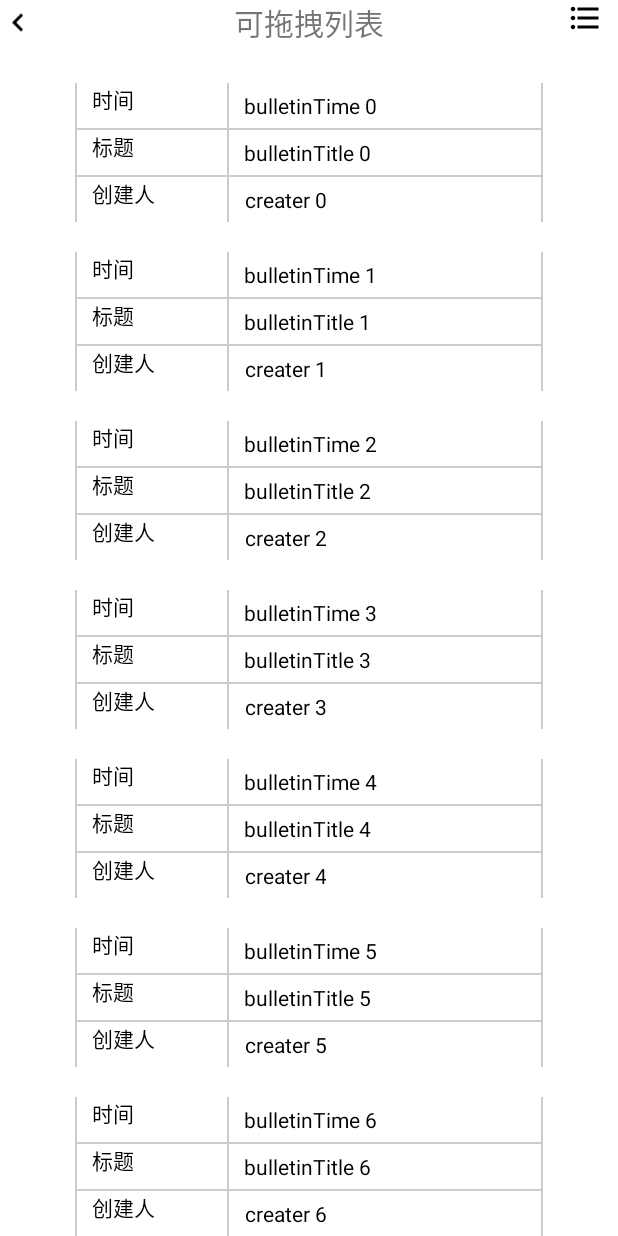
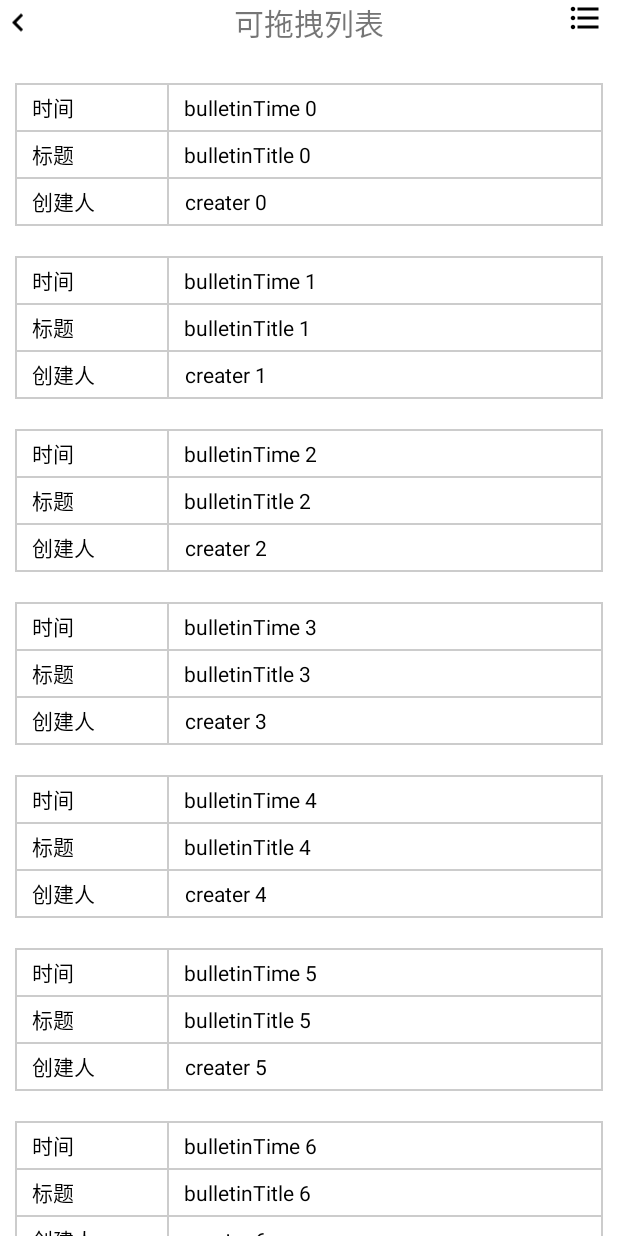
Before and after one commit to tall-talker/UIFrame, an Android app: the ReportListActivity screen opened directly, with no data from a screen before it, on a phone screen of 412 x 824 dp. Run offline under Robolectric (Android 15) with nearby library versions, the phone set to English and light mode, and no system bars; our stand-ins replace ButterKnife.

Commit message:
可拖拽列表ui表格化，编辑状态优化

```diff
--- a/app/src/main/java/com/oridway/www/uiframe/adpter/ReportOnlineRecyclerAdapter.java
+++ b/app/src/main/java/com/oridway/www/uiframe/adpter/ReportOnlineRecyclerAdapter.java
@@ -6,6 +6,7 @@ import android.view.LayoutInflater;
 import android.view.View;
 import android.view.ViewGroup;
 import android.widget.ImageView;
+import android.widget.LinearLayout;
 import android.widget.TextView;
 
 import com.oridway.www.uiframe.R;
@@ -46,8 +47,8 @@ public class ReportOnlineRecyclerAdapter extends RecyclerView.Adapter implements
             itemHolder.checkbox.setVisibility(View.VISIBLE);
             itemHolder.drag.setVisibility(View.VISIBLE);
         } else {
-            itemHolder.checkbox.setVisibility(View.INVISIBLE);
-            itemHolder.drag.setVisibility(View.INVISIBLE);
+            itemHolder.checkbox.setVisibility(View.GONE);
+            itemHolder.drag.setVisibility(View.GONE);
         }
 
         if (clsOnlineReport.getIsChecked()) {
@@ -56,17 +57,11 @@ public class ReportOnlineRecyclerAdapter extends RecyclerView.Adapter implements
             itemHolder.checkbox.setImageResource(R.drawable.ic_check_box_outline_blank_black_24dp);
         }
 
-        itemHolder.title.setTag(position);
-        itemHolder.author.setTag(position);
-        itemHolder.time.setTag(position);
-        itemHolder.checkbox.setTag(position);
-        itemHolder.drag.setTag(position);
+        itemHolder.parent1.setTag(position);
+        itemHolder.parent2.setTag(position);
 
-        itemHolder.drag.setOnClickListener(this);
-        itemHolder.title.setOnClickListener(this);
-        itemHolder.author.setOnClickListener(this);
-        itemHolder.time.setOnClickListener(this);
-        itemHolder.checkbox.setOnClickListener(this);
+        itemHolder.parent1.setOnClickListener(this);
+        itemHolder.parent2.setOnClickListener(this);
 
         itemHolder.time.setText(clsOnlineReport.getBulletinTime());
         itemHolder.title.setText(clsOnlineReport.getBulletinTitle());
@@ -97,6 +92,10 @@ public class ReportOnlineRecyclerAdapter extends RecyclerView.Adapter implements
         ImageView drag;
         @BindView(R.id.online_report_checkbox)
         ImageView checkbox;
+        @BindView(R.id.view_parent_1)
+        LinearLayout parent1;
+        @BindView(R.id.view_parent_2)
+        LinearLayout parent2;
 
         ItemHolder(View itemView) {
             super(itemView);
--- a/app/src/main/res/layout/activity_online_report.xml
+++ b/app/src/main/res/layout/activity_online_report.xml
@@ -3,7 +3,7 @@
     xmlns:dslv="http://schemas.android.com/apk/res-auto"
     android:layout_width="match_parent"
     android:layout_height="match_parent"
-    android:background="#ffffff"
+    android:background="@color/white"
     android:orientation="vertical">
 
 
--- a/app/src/main/res/layout/item_report_list.xml
+++ b/app/src/main/res/layout/item_report_list.xml
@@ -18,13 +18,16 @@
     <LinearLayout
         android:layout_width="100dp"
         android:layout_height="wrap_content"
+        android:id="@+id/view_parent_1"
+        android:orientation="vertical">
 
-        android:orientation="vertical">
+        <include layout="@layout/layout_item_divider_horizontal" />
 
         <TextView
             android:layout_width="wrap_content"
             android:layout_height="30dp"
             android:layout_marginStart="10dp"
+            android:gravity="center_vertical"
             android:text="时间"
             android:textColor="@color/black" />
 
@@ -34,6 +37,7 @@
             android:layout_width="wrap_content"
             android:layout_height="30dp"
             android:layout_marginStart="10dp"
+            android:gravity="center_vertical"
             android:text="标题"
             android:textColor="@color/black" />
 
@@ -43,9 +47,11 @@
             android:layout_width="wrap_content"
             android:layout_height="30dp"
             android:layout_marginStart="10dp"
+            android:gravity="center_vertical"
             android:text="创建人"
             android:textColor="@color/black" />
 
+        <include layout="@layout/layout_item_divider_horizontal" />
     </LinearLayout>
 
     <include layout="@layout/layout_item_divider_vertical" />
@@ -54,7 +60,10 @@
         android:layout_width="0dp"
         android:layout_height="wrap_content"
         android:layout_weight="1"
+        android:id="@+id/view_parent_2"
         android:orientation="vertical">
+
+        <include layout="@layout/layout_item_divider_horizontal" />
 
         <TextView
             android:id="@+id/online_report_time"
@@ -83,6 +92,8 @@
             android:layout_marginStart="10dp"
             android:gravity="center"
             android:textColor="@color/black" />
+
+        <include layout="@layout/layout_item_divider_horizontal" />
     </LinearLayout>
 
     <include layout="@layout/layout_item_divider_vertical" />
```
Also changed, not shown: app/src/main/java/com/oridway/www/uiframe/activity/ReportListActivity.java (+53 -27 lines).
